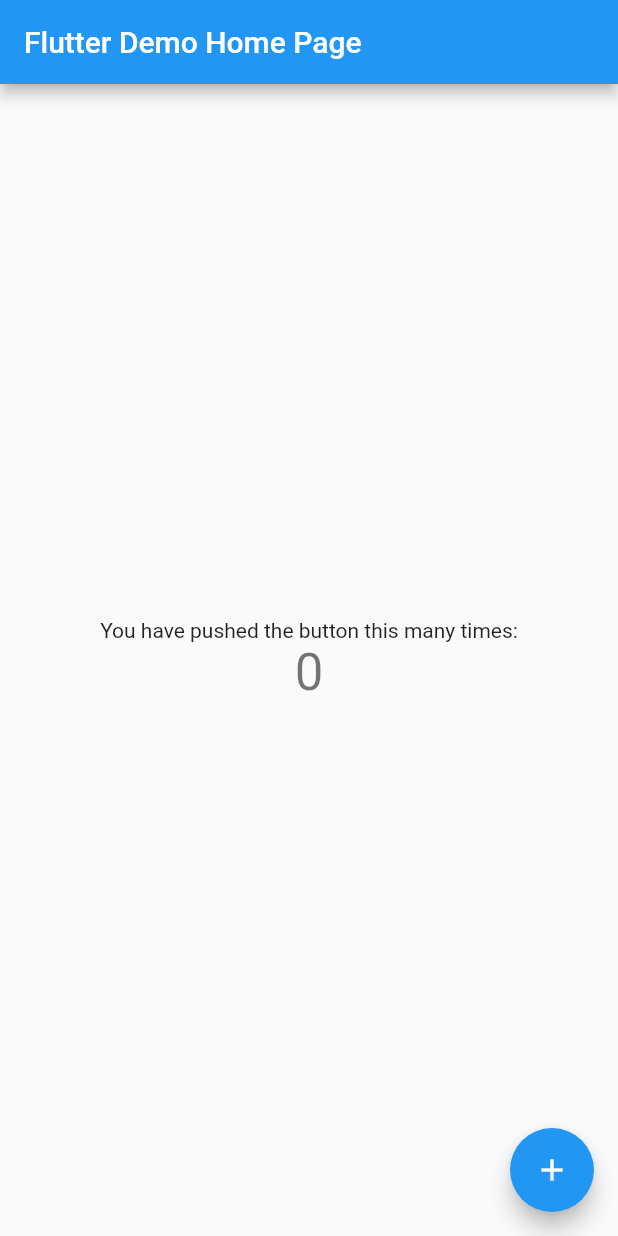
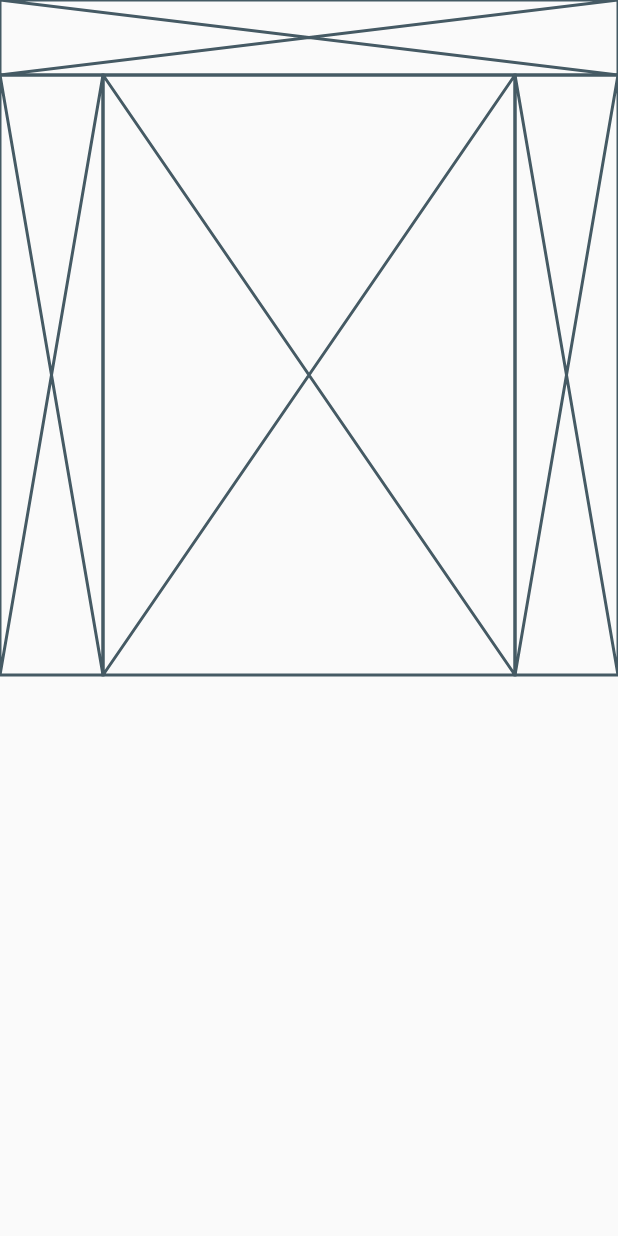
Before and after one commit to truemagic-dev/Wrozky-flatter-prototype, a Flutter app: the screen it shows after launch, on a phone screen of 412 x 824 dp. Run offline on Flutter 3.47's test engine with Material 2 defaults, Android fonts, the phone set to English and light mode, and no system bars.

Commit message:
Add initial placoholder layout

```diff
--- /dev/null
+++ b/lib/components/layout/body.dart
@@ -0,0 +1,14 @@
+import 'package:flutter/material.dart';
+
+class MagicExistMainContent extends StatelessWidget {
+  const MagicExistMainContent({
+    Key? key,
+  }) : super(key: key);
+
+  @override
+  Widget build(BuildContext context) {
+    return Container(
+      child: Placeholder(),
+    );
+  }
+}
--- /dev/null
+++ b/lib/components/layout/navigation_bar.dart
@@ -0,0 +1,10 @@
+import 'package:flutter/material.dart';
+
+class MagicExistNavBar extends StatelessWidget {
+  const MagicExistNavBar({Key? key}) : super(key: key);
+
+  @override
+  Widget build(BuildContext context) {
+    return Placeholder(fallbackHeight: 50);
+  }
+}
--- a/lib/main.dart
+++ b/lib/main.dart
@@ -1,115 +1,45 @@
 import 'package:flutter/material.dart';
+import 'package:magic_exist/components/layout/body.dart';
+import 'package:magic_exist/components/layout/navigation_bar.dart';
 
 void main() {
-  runApp(const MyApp());
+  runApp(const MagicExistApp());
 }
 
-class MyApp extends StatelessWidget {
-  const MyApp({super.key});
+class MagicExistApp extends StatelessWidget {
+  const MagicExistApp({super.key});
 
-  // This widget is the root of your application.
   @override
   Widget build(BuildContext context) {
     return MaterialApp(
-      title: 'Flutter Demo',
+      title: 'TEST TITLE',
       theme: ThemeData(
-        // This is the theme of your application.
-        //
-        // Try running your application with "flutter run". You'll see the
-        // application has a blue toolbar. Then, without quitting the app, try
-        // changing the primarySwatch below to Colors.green and then invoke
-        // "hot reload" (press "r" in the console where you ran "flutter run",
-        // or simply save your changes to "hot reload" in a Flutter IDE).
-        // Notice that the counter didn't reset back to zero; the application
-        // is not restarted.
         primarySwatch: Colors.blue,
       ),
-      home: const MyHomePage(title: 'Flutter Demo Home Page'),
+      home: const MagicExistMainWidget(),
     );
   }
 }
 
-class MyHomePage extends StatefulWidget {
-  const MyHomePage({super.key, required this.title});
-
-  // This widget is the home page of your application. It is stateful, meaning
-  // that it has a State object (defined below) that contains fields that affect
-  // how it looks.
-
-  // This class is the configuration for the state. It holds the values (in this
-  // case the title) provided by the parent (in this case the App widget) and
-  // used by the build method of the State. Fields in a Widget subclass are
-  // always marked "final".
-
-  final String title;
-
-  @override
-  State<MyHomePage> createState() => _MyHomePageState();
-}
-
-class _MyHomePageState extends State<MyHomePage> {
-  int _counter = 0;
-
-  void _incrementCounter() {
-    setState(() {
-      // This call to setState tells the Flutter framework that something has
-      // changed in this State, which causes it to rerun the build method below
-      // so that the display can reflect the updated values. If we changed
-      // _counter without calling setState(), then the build method would not be
-      // called again, and so nothing would appear to happen.
-      _counter++;
-    });
-  }
+class MagicExistMainWidget extends StatelessWidget {
+  const MagicExistMainWidget({super.key});
 
   @override
   Widget build(BuildContext context) {
-    // This method is rerun every time setState is called, for instance as done
-    // by the _incrementCounter method above.
-    //
-    // The Flutter framework has been optimized to make rerunning build methods
-    // fast, so that you can just rebuild anything that needs updating rather
-    // than having to individually change instances of widgets.
     return Scaffold(
-      appBar: AppBar(
-        // Here we take the value from the MyHomePage object that was created by
-        // the App.build method, and use it to set our appbar title.
-        title: Text(widget.title),
+      body: Column(
+        children: [
+          Row(children: [Expanded(child: MagicExistNavBar())]),
+          Row(
+            mainAxisAlignment: MainAxisAlignment.center,
+            children: [
+              Expanded(child: Placeholder()),
+              Expanded(flex: 4, child: MagicExistMainContent()),
+              Expanded(child: Placeholder())
+            ],
+          )
+        ],
       ),
-      body: Center(
-        // Center is a layout widget. It takes a single child and positions it
-        // in the middle of the parent.
-        child: Column(
-          // Column is also a layout widget. It takes a list of children and
-          // arranges them vertically. By default, it sizes itself to fit its
-          // children horizontally, and tries to be as tall as its parent.
-          //
-          // Invoke "debug painting" (press "p" in the console, choose the
-          // "Toggle Debug Paint" action from the Flutter Inspector in Android
-          // Studio, or the "Toggle Debug Paint" command in Visual Studio Code)
-          // to see the wireframe for each widget.
-          //
-          // Column has various properties to control how it sizes itself and
-          // how it positions its children. Here we use mainAxisAlignment to
-          // center the children vertically; the main axis here is the vertical
-          // axis because Columns are vertical (the cross axis would be
-          // horizontal).
-          mainAxisAlignment: MainAxisAlignment.center,
-          children: <Widget>[
-            const Text(
-              'You have pushed the button this many times:',
-            ),
-            Text(
-              '$_counter',
-              style: Theme.of(context).textTheme.headline4,
-            ),
-          ],
-        ),
-      ),
-      floatingActionButton: FloatingActionButton(
-        onPressed: _incrementCounter,
-        tooltip: 'Increment',
-        child: const Icon(Icons.add),
-      ), // This trailing comma makes auto-formatting nicer for build methods.
     );
   }
 }
```
Also changed, not shown: 1 other file.
